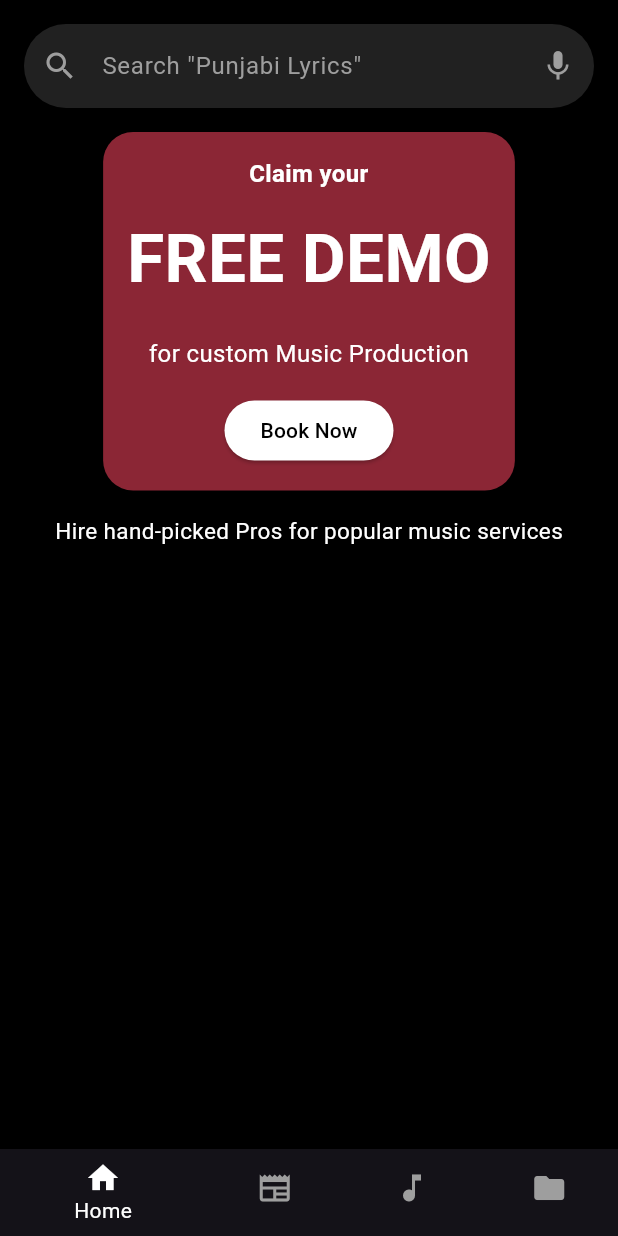
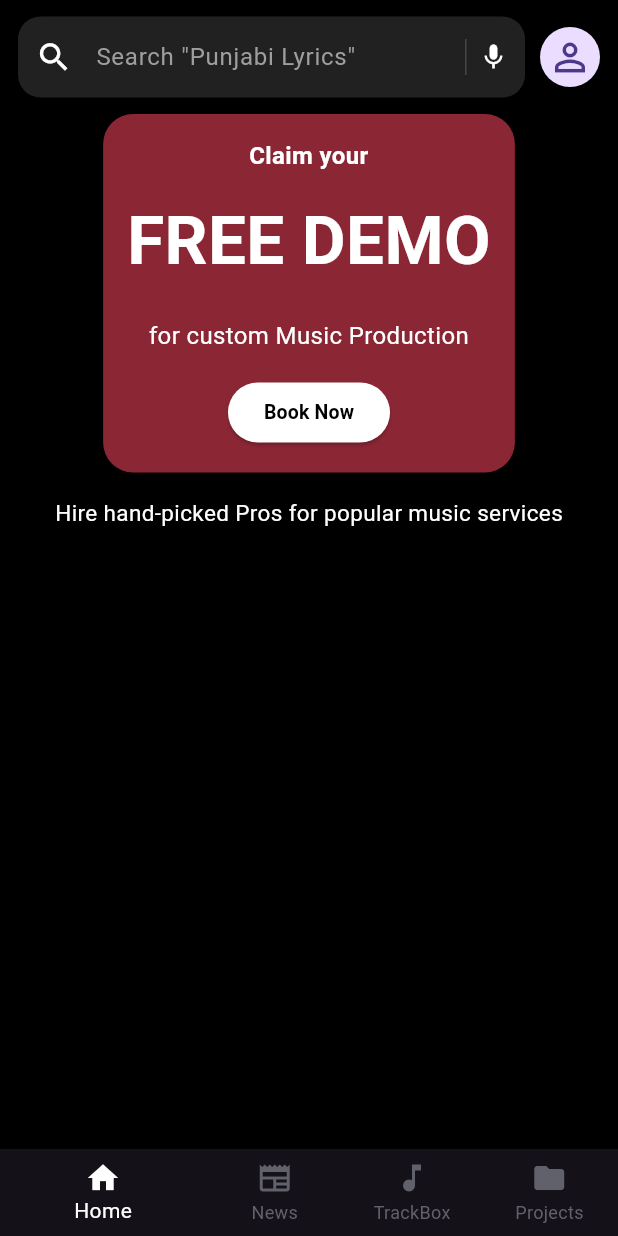
Before and after one commit to shenmareparas/S.Rocks.Music, a Flutter app: the screen it shows after launch, on a phone screen of 412 x 824 dp. Run offline on Flutter 3.47's test engine with Material 3 defaults, Android fonts, the phone set to English and light mode, and no system bars; our stand-ins replace cloud_firestore, firebase_core; accounts and stored records are empty.

Commit message:
code refactor

```diff
--- a/lib/main.dart
+++ b/lib/main.dart
@@ -9,9 +9,7 @@ void main() async {
   await Firebase.initializeApp();
   runApp(
     MultiProvider(
-      providers: [
-        ChangeNotifierProvider(create: (_) => ServiceViewModel()),
-      ],
+      providers: [ChangeNotifierProvider(create: (_) => ServiceViewModel())],
       child: MyApp(),
     ),
   );
--- a/lib/repositories/service_repository.dart
+++ b/lib/repositories/service_repository.dart
@@ -2,8 +2,8 @@ import 'package:cloud_firestore/cloud_firestore.dart';
 import '../models/service.dart';
 
 class ServiceRepository {
-  final CollectionReference _servicesCollection =
-  FirebaseFirestore.instance.collection('services');
+  final CollectionReference _servicesCollection = FirebaseFirestore.instance
+      .collection('services');
 
   Stream<List<Service>> getServices() {
     return _servicesCollection.snapshots().map((snapshot) {
--- a/lib/views/home_screen.dart
+++ b/lib/views/home_screen.dart
@@ -15,20 +15,52 @@ class HomeScreen extends StatelessWidget {
           children: [
             // Search Bar
             Padding(
-              padding: const EdgeInsets.all(16.0),
+              padding: const EdgeInsets.symmetric(horizontal: 12, vertical: 11),
+              child: Row(
+                children: [
+                  Expanded(
                     child: TextField(
                       decoration: InputDecoration(
                         hintText: 'Search "Punjabi Lyrics"',
                         hintStyle: TextStyle(color: Colors.grey),
-                  prefixIcon: Icon(Icons.search, color: Colors.grey),
-                  suffixIcon: Icon(Icons.mic, color: Colors.grey),
+                        prefixIcon: Icon(
+                          Icons.search,
+                          color: Colors.white,
+                          size: 25,
+                        ),
+                        suffixIcon: Row(
+                          mainAxisSize: MainAxisSize.min,
+                          children: [
+                            Container(
+                              width: 1,
+                              height: 24,
+                              color: Color(0xFF45454F),
+                              margin: EdgeInsets.symmetric(horizontal: 8),
+                            ),
+                            Icon(Icons.mic, color: Colors.white, size: 20),
+                          ],
+                        ),
                         filled: true,
                         fillColor: Colors.grey[900],
                         border: OutlineInputBorder(
-                    borderRadius: BorderRadius.circular(30),
+                          borderRadius: BorderRadius.circular(15),
                           borderSide: BorderSide.none,
                         ),
+                        contentPadding: EdgeInsets.symmetric(vertical: 15),
                       ),
+                    ),
+                  ),
+                  SizedBox(width: 10),
+                  CircleAvatar(
+                    radius: 20,
+                    backgroundColor: Color(0xFFEADDFF),
+                    child: Icon(
+                      Icons.person_outline,
+                      color: Color(0xFF4F378A),
+                      size: 30,
+                    ),
+                  ),
+                ],
               ),
             ),
             // Banner
@@ -40,7 +72,7 @@ class HomeScreen extends StatelessWidget {
                 borderRadius: BorderRadius.circular(20),
               ),
               child: Column(
-                crossAxisAlignment: CrossAxisAlignment.center, // Center-align all elements
+                crossAxisAlignment: CrossAxisAlignment.center,
                 children: [
                   Text(
                     'Claim your',
@@ -49,7 +81,7 @@ class HomeScreen extends StatelessWidget {
                       fontSize: 16,
                       fontWeight: FontWeight.bold,
                     ),
-                    textAlign: TextAlign.center, // Ensure text is centered
+                    textAlign: TextAlign.center,
                   ),
                   SizedBox(height: 13),
                   Text(
@@ -59,28 +91,31 @@ class HomeScreen extends StatelessWidget {
                       fontSize: 45,
                       fontWeight: FontWeight.bold,
                     ),
-                    textAlign: TextAlign.center, // Ensure text is centered
+                    textAlign: TextAlign.center,
                   ),
                   SizedBox(height: 20),
                   Text(
                     'for custom Music Production',
-                    style: TextStyle(
-                      color: Colors.white,
-                      fontSize: 16,
+                    style: TextStyle(color: Colors.white, fontSize: 16),
+                    textAlign: TextAlign.center,
                   ),
-                    textAlign: TextAlign.center, // Ensure text is centered
-                  ),
-                  SizedBox(height: 16), // Space between text and button
+                  SizedBox(height: 16),
                   ElevatedButton(
                     onPressed: () {},
                     style: ElevatedButton.styleFrom(
                       backgroundColor: Colors.white,
                       foregroundColor: Colors.black,
                       shape: RoundedRectangleBorder(
-                        borderRadius: BorderRadius.circular(20),
+                        borderRadius: BorderRadius.circular(50),
                       ),
                     ),
-                    child: Text('Book Now'),
+                    child: Text(
+                      'Book Now',
+                      style: TextStyle(
+                        fontSize: 13,
+                        fontWeight: FontWeight.w700,
+                      ),
+                    ),
                   ),
                 ],
               ),
@@ -118,14 +153,17 @@ class HomeScreen extends StatelessWidget {
         ),
       ),
       bottomNavigationBar: BottomNavigationBar(
-        backgroundColor: Colors.black,
+        showUnselectedLabels: true,
+        backgroundColor: Color(0xFF18171C),
         selectedItemColor: Colors.white,
-        unselectedItemColor: Colors.grey,
+        unselectedItemColor: Color(0xFF61616B),
         items: [
           BottomNavigationBarItem(icon: Icon(Icons.home), label: 'Home'),
           BottomNavigationBarItem(icon: Icon(Icons.newspaper), label: 'News'),
           BottomNavigationBarItem(
-              icon: Icon(Icons.music_note), label: 'TrackBox'),
+            icon: Icon(Icons.music_note),
+            label: 'TrackBox',
+          ),
           BottomNavigationBarItem(icon: Icon(Icons.folder), label: 'Projects'),
         ],
       ),
```
Also changed, not shown: lib/views/service_detail_screen.dart (+2 -5 lines), lib/views/widgets/service_card.dart (+8 -12 lines), lib/models/service.dart (line endings or trailing spaces), lib/viewmodels/service_viewmodel.dart (line endings or trailing spaces). Lines whose indentation alone changed are shown as unchanged.
